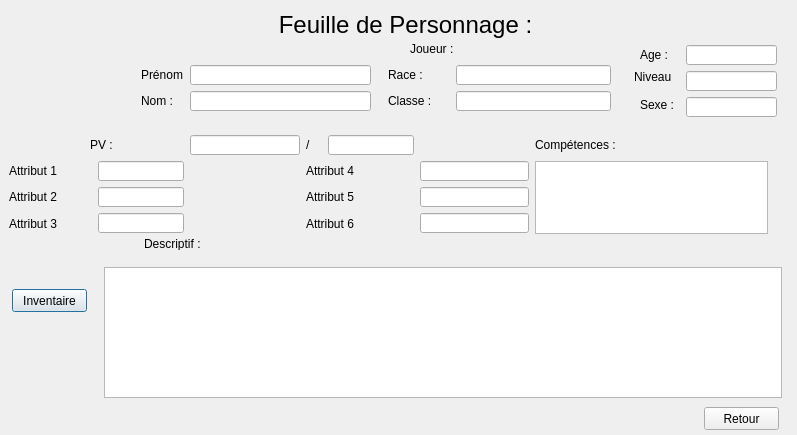
This is fenetre/formModifierPersonnage.ui in helarion/Application-JDR as Qt 5 draws it before an edit. The edited form follows.
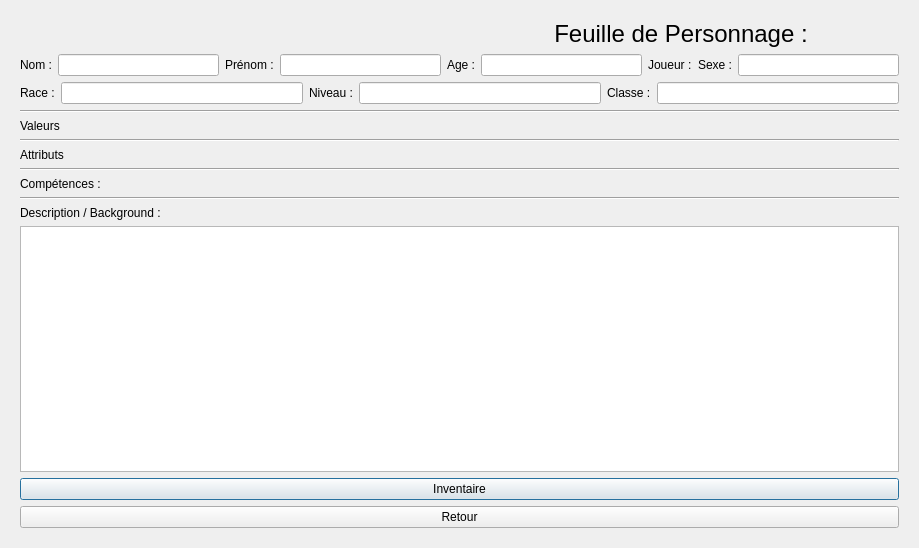
This is the edited form. The open tabs and pages were chosen to show the change.

Patch:
```diff
--- a/fenetre/formModifierPersonnage.ui
+++ b/fenetre/formModifierPersonnage.ui
@@ -6,506 +6,228 @@
    <rect>
     <x>0</x>
     <y>0</y>
-    <width>797</width>
-    <height>435</height>
+    <width>919</width>
+    <height>548</height>
    </rect>
   </property>
   <property name="windowTitle">
    <string>Dialog</string>
   </property>
+  <layout class="QVBoxLayout" name="verticalLayout_3">
+   <item>
   <widget class="QStackedWidget" name="stackedWidget">
-   <property name="geometry">
-    <rect>
-     <x>-1</x>
-     <y>-1</y>
-     <width>791</width>
-     <height>431</height>
-    </rect>
-   </property>
    <property name="currentIndex">
     <number>1</number>
    </property>
    <widget class="QWidget" name="FeuillePersonnage">
-    <widget class="QPushButton" name="InventaireButton">
-     <property name="geometry">
-      <rect>
-       <x>13</x>
-       <y>290</y>
-       <width>75</width>
-       <height>23</height>
-      </rect>
-     </property>
-     <property name="text">
-      <string>Inventaire</string>
-     </property>
-    </widget>
-    <widget class="QLabel" name="Attribut_1Label">
-     <property name="geometry">
-      <rect>
-       <x>10</x>
-       <y>162</y>
-       <width>83</width>
-       <height>20</height>
-      </rect>
-     </property>
-     <property name="text">
-      <string>Attribut 1</string>
-     </property>
-    </widget>
-    <widget class="QLabel" name="label">
-     <property name="geometry">
-      <rect>
-       <x>231</x>
-       <y>10</y>
-       <width>351</width>
-       <height>31</height>
-      </rect>
-     </property>
-     <property name="font">
-      <font>
-       <pointsize>18</pointsize>
-      </font>
-     </property>
-     <property name="text">
-      <string>Feuille de Personnage :</string>
-     </property>
-     <property name="alignment">
-      <set>Qt::AlignCenter</set>
-     </property>
-    </widget>
-    <widget class="QLabel" name="label_22">
-     <property name="geometry">
-      <rect>
-       <x>389</x>
-       <y>66</y>
-       <width>62</width>
-       <height>20</height>
-      </rect>
-     </property>
-     <property name="text">
-      <string>Race :</string>
-     </property>
-    </widget>
-    <widget class="QLabel" name="label_24">
-     <property name="geometry">
-      <rect>
-       <x>10</x>
-       <y>117</y>
-       <width>759</width>
-       <height>13</height>
-      </rect>
-     </property>
-     <property name="text">
-      <string>______________________________________________________________________________</string>
-     </property>
-     <property name="alignment">
-      <set>Qt::AlignCenter</set>
-     </property>
-    </widget>
-    <widget class="QListWidget" name="CompetenceList">
-     <property name="geometry">
-      <rect>
-       <x>536</x>
-       <y>162</y>
-       <width>233</width>
-       <height>73</height>
-      </rect>
-     </property>
-    </widget>
-    <widget class="QLineEdit" name="PVmaxEdit">
-     <property name="geometry">
-      <rect>
-       <x>329</x>
-       <y>136</y>
-       <width>86</width>
-       <height>20</height>
-      </rect>
-     </property>
-    </widget>
-    <widget class="QLineEdit" name="Attribut_4Edit">
-     <property name="geometry">
-      <rect>
-       <x>421</x>
-       <y>162</y>
-       <width>109</width>
-       <height>20</height>
-      </rect>
-     </property>
-    </widget>
-    <widget class="QLabel" name="Attribut_4Label">
-     <property name="geometry">
-      <rect>
-       <x>307</x>
-       <y>162</y>
-       <width>108</width>
-       <height>20</height>
-      </rect>
-     </property>
-     <property name="text">
-      <string>Attribut 4</string>
-     </property>
-    </widget>
-    <widget class="QLabel" name="SanteLabel">
-     <property name="geometry">
-      <rect>
-       <x>91</x>
-       <y>136</y>
-       <width>94</width>
-       <height>20</height>
-      </rect>
-     </property>
-     <property name="text">
-      <string>PV :</string>
-     </property>
-    </widget>
-    <widget class="QLabel" name="label_16">
-     <property name="geometry">
-      <rect>
-       <x>307</x>
-       <y>136</y>
-       <width>16</width>
-       <height>20</height>
-      </rect>
-     </property>
-     <property name="text">
-      <string>/</string>
-     </property>
-    </widget>
+      <layout class="QVBoxLayout" name="verticalLayout">
+       <item>
+        <layout class="QHBoxLayout" name="horizontalLayout">
+         <item>
     <widget class="QLabel" name="ImagePerosnnageLabel">
-     <property name="geometry">
-      <rect>
-       <x>15</x>
-       <y>18</y>
-       <width>111</width>
-       <height>111</height>
-      </rect>
-     </property>
      <property name="text">
       <string/>
      </property>
     </widget>
-    <widget class="QLineEdit" name="ClasseEdit">
-     <property name="geometry">
-      <rect>
-       <x>457</x>
-       <y>92</y>
-       <width>155</width>
-       <height>20</height>
-      </rect>
-     </property>
-    </widget>
-    <widget class="QLineEdit" name="Attribut_2Edit">
-     <property name="geometry">
-      <rect>
-       <x>99</x>
-       <y>188</y>
-       <width>86</width>
-       <height>20</height>
-      </rect>
-     </property>
-    </widget>
+         </item>
+         <item>
+          <widget class="QLabel" name="label">
+           <property name="font">
+            <font>
+             <pointsize>18</pointsize>
+            </font>
+           </property>
+           <property name="text">
+            <string>Feuille de Personnage :</string>
+           </property>
+           <property name="alignment">
+            <set>Qt::AlignCenter</set>
+           </property>
+          </widget>
+         </item>
+        </layout>
+       </item>
+       <item>
+        <layout class="QHBoxLayout" name="information1Layout">
+         <property name="topMargin">
+          <number>0</number>
+         </property>
+         <item>
     <widget class="QLabel" name="label_12">
-     <property name="geometry">
-      <rect>
-       <x>142</x>
-       <y>92</y>
-       <width>43</width>
-       <height>20</height>
-      </rect>
-     </property>
      <property name="text">
       <string>Nom :</string>
      </property>
     </widget>
-    <widget class="QLineEdit" name="PrenomPersonnageEdit">
-     <property name="geometry">
-      <rect>
-       <x>191</x>
-       <y>66</y>
-       <width>181</width>
-       <height>20</height>
-      </rect>
-     </property>
-    </widget>
-    <widget class="QLabel" name="Attribut_2Label">
-     <property name="geometry">
-      <rect>
-       <x>10</x>
-       <y>188</y>
-       <width>75</width>
-       <height>20</height>
-      </rect>
-     </property>
+         </item>
+         <item>
+          <widget class="QLineEdit" name="NomEdit"/>
+         </item>
+         <item>
+          <widget class="QLabel" name="label_9">
      <property name="text">
-      <string>Attribut 2 </string>
-     </property>
-    </widget>
-    <widget class="QLabel" name="label_8">
-     <property name="geometry">
-      <rect>
-       <x>389</x>
-       <y>92</y>
-       <width>62</width>
-       <height>20</height>
-      </rect>
-     </property>
+            <string>Prénom :</string>
+           </property>
+          </widget>
+         </item>
+         <item>
+          <widget class="QLineEdit" name="PrenomPersonnageEdit"/>
+         </item>
+         <item>
+          <widget class="QLabel" name="label_23">
      <property name="text">
-      <string>Classe :</string>
-     </property>
-    </widget>
-    <widget class="QLineEdit" name="PVactuelEdit">
-     <property name="geometry">
-      <rect>
-       <x>191</x>
-       <y>136</y>
-       <width>110</width>
-       <height>20</height>
-      </rect>
-     </property>
-    </widget>
-    <widget class="QLineEdit" name="Attribut_3Edit">
-     <property name="geometry">
-      <rect>
-       <x>99</x>
-       <y>214</y>
-       <width>86</width>
-       <height>20</height>
-      </rect>
-     </property>
-    </widget>
+            <string>Age :</string>
+           </property>
+          </widget>
+         </item>
+         <item>
+          <widget class="QLineEdit" name="AgeEdit"/>
+         </item>
+         <item>
     <widget class="QLabel" name="label_7">
-     <property name="geometry">
-      <rect>
-       <x>411</x>
-       <y>40</y>
-       <width>201</width>
-       <height>20</height>
-      </rect>
-     </property>
      <property name="text">
       <string>Joueur :</string>
      </property>
     </widget>
-    <widget class="QLabel" name="label_19">
-     <property name="geometry">
-      <rect>
-       <x>145</x>
-       <y>238</y>
-       <width>155</width>
-       <height>13</height>
-      </rect>
-     </property>
-     <property name="text">
-      <string>Descriptif :</string>
-     </property>
-    </widget>
-    <widget class="QLabel" name="label_20">
-     <property name="geometry">
-      <rect>
-       <x>635</x>
-       <y>68</y>
-       <width>40</width>
-       <height>20</height>
-      </rect>
-     </property>
-     <property name="text">
-      <string>Niveau :</string>
-     </property>
-    </widget>
+         </item>
+         <item>
     <widget class="QLabel" name="label_18">
-     <property name="geometry">
-      <rect>
-       <x>641</x>
-       <y>96</y>
-       <width>40</width>
-       <height>20</height>
-      </rect>
-     </property>
      <property name="text">
       <string>Sexe :</string>
      </property>
     </widget>
+         </item>
+         <item>
+          <widget class="QLineEdit" name="SexeEdit"/>
+         </item>
+        </layout>
+       </item>
+       <item>
+        <layout class="QHBoxLayout" name="information2Layout">
+         <property name="topMargin">
+          <number>0</number>
+         </property>
+         <item>
+          <widget class="QLabel" name="label_22">
+           <property name="text">
+            <string>Race :</string>
+           </property>
+          </widget>
+         </item>
+         <item>
+          <widget class="QLineEdit" name="RaceEdit"/>
+         </item>
+         <item>
+          <widget class="QLabel" name="label_20">
+           <property name="text">
+            <string>Niveau :</string>
+           </property>
+          </widget>
+         </item>
+         <item>
+          <widget class="QLineEdit" name="NiveauEdit"/>
+         </item>
+         <item>
+          <widget class="QLabel" name="label_8">
+           <property name="text">
+            <string>Classe :</string>
+           </property>
+          </widget>
+         </item>
+         <item>
+          <widget class="QLineEdit" name="ClasseEdit"/>
+         </item>
+        </layout>
+       </item>
+       <item>
+        <widget class="Line" name="line_2">
+         <property name="orientation">
+          <enum>Qt::Horizontal</enum>
+         </property>
+        </widget>
+       </item>
+       <item>
+        <widget class="QLabel" name="label_19">
+         <property name="text">
+          <string>Valeurs</string>
+         </property>
+        </widget>
+       </item>
+       <item>
+        <layout class="QHBoxLayout" name="valeurLayout"/>
+       </item>
+       <item>
+        <widget class="Line" name="line">
+         <property name="orientation">
+          <enum>Qt::Horizontal</enum>
+         </property>
+        </widget>
+       </item>
+       <item>
+        <widget class="QLabel" name="label_24">
+         <property name="text">
+          <string>Attributs</string>
+         </property>
+        </widget>
+       </item>
+       <item>
+        <layout class="QHBoxLayout" name="attributLayout"/>
+       </item>
+       <item>
+        <widget class="Line" name="line_3">
+         <property name="orientation">
+          <enum>Qt::Horizontal</enum>
+         </property>
+        </widget>
+       </item>
+       <item>
     <widget class="QLabel" name="label_11">
-     <property name="geometry">
-      <rect>
-       <x>536</x>
-       <y>136</y>
-       <width>233</width>
-       <height>20</height>
-      </rect>
-     </property>
      <property name="text">
       <string>Compétences :</string>
      </property>
     </widget>
-    <widget class="QLabel" name="Attribut_3Label">
-     <property name="geometry">
-      <rect>
-       <x>10</x>
-       <y>214</y>
-       <width>75</width>
-       <height>21</height>
-      </rect>
-     </property>
+       </item>
+       <item>
+        <layout class="QHBoxLayout" name="competenceLayout"/>
+       </item>
+       <item>
+        <widget class="Line" name="line_4">
+         <property name="orientation">
+          <enum>Qt::Horizontal</enum>
+         </property>
+        </widget>
+       </item>
+       <item>
+        <layout class="QVBoxLayout" name="verticalLayout_2">
+         <property name="topMargin">
+          <number>0</number>
+         </property>
+         <item>
+          <widget class="QLabel" name="label_16">
      <property name="text">
-      <string>Attribut 3</string>
-     </property>
-    </widget>
-    <widget class="QTextEdit" name="DescriptifEdit">
-     <property name="geometry">
-      <rect>
-       <x>105</x>
-       <y>268</y>
-       <width>678</width>
-       <height>131</height>
-      </rect>
-     </property>
-    </widget>
-    <widget class="QLineEdit" name="RaceEdit">
-     <property name="geometry">
-      <rect>
-       <x>457</x>
-       <y>66</y>
-       <width>155</width>
-       <height>20</height>
-      </rect>
-     </property>
-    </widget>
+            <string>Description / Background :</string>
+           </property>
+          </widget>
+         </item>
+         <item>
+          <widget class="QTextEdit" name="descirptionEdit"/>
+         </item>
+        </layout>
+       </item>
+       <item>
+        <widget class="QPushButton" name="InventaireButton">
+         <property name="text">
+          <string>Inventaire</string>
+         </property>
+        </widget>
+       </item>
+       <item>
     <widget class="QPushButton" name="retourButton">
-     <property name="geometry">
-      <rect>
-       <x>705</x>
-       <y>408</y>
-       <width>75</width>
-       <height>23</height>
-      </rect>
-     </property>
      <property name="text">
       <string>Retour</string>
      </property>
     </widget>
-    <widget class="QLineEdit" name="NomEdit">
-     <property name="geometry">
-      <rect>
-       <x>191</x>
-       <y>92</y>
-       <width>181</width>
-       <height>20</height>
-      </rect>
-     </property>
-    </widget>
-    <widget class="QLineEdit" name="Attribut_6Edit">
-     <property name="geometry">
-      <rect>
-       <x>421</x>
-       <y>214</y>
-       <width>109</width>
-       <height>20</height>
-      </rect>
-     </property>
-    </widget>
-    <widget class="QLineEdit" name="Attribut_5Edit">
-     <property name="geometry">
-      <rect>
-       <x>421</x>
-       <y>188</y>
-       <width>109</width>
-       <height>20</height>
-      </rect>
-     </property>
-    </widget>
-    <widget class="QLineEdit" name="AgeEdit">
-     <property name="geometry">
-      <rect>
-       <x>687</x>
-       <y>46</y>
-       <width>91</width>
-       <height>20</height>
-      </rect>
-     </property>
-    </widget>
-    <widget class="QLineEdit" name="Attribut_1Edit">
-     <property name="geometry">
-      <rect>
-       <x>99</x>
-       <y>162</y>
-       <width>86</width>
-       <height>20</height>
-      </rect>
-     </property>
-    </widget>
-    <widget class="QLabel" name="label_9">
-     <property name="geometry">
-      <rect>
-       <x>142</x>
-       <y>66</y>
-       <width>43</width>
-       <height>20</height>
-      </rect>
-     </property>
-     <property name="text">
-      <string>Prénom :</string>
-     </property>
-    </widget>
-    <widget class="QLabel" name="Attribut_6Label">
-     <property name="geometry">
-      <rect>
-       <x>307</x>
-       <y>214</y>
-       <width>108</width>
-       <height>21</height>
-      </rect>
-     </property>
-     <property name="text">
-      <string>Attribut 6</string>
-     </property>
-    </widget>
-    <widget class="QLabel" name="label_23">
-     <property name="geometry">
-      <rect>
-       <x>641</x>
-       <y>46</y>
-       <width>40</width>
-       <height>20</height>
-      </rect>
-     </property>
-     <property name="text">
-      <string>Age :</string>
-     </property>
-    </widget>
-    <widget class="QLabel" name="Attribut_5Label">
-     <property name="geometry">
-      <rect>
-       <x>307</x>
-       <y>188</y>
-       <width>108</width>
-       <height>20</height>
-      </rect>
-     </property>
-     <property name="text">
-      <string>Attribut 5</string>
-     </property>
-    </widget>
-    <widget class="QLineEdit" name="SexeEdit">
-     <property name="geometry">
-      <rect>
-       <x>687</x>
-       <y>98</y>
-       <width>91</width>
-       <height>20</height>
-      </rect>
-     </property>
-    </widget>
-    <widget class="QLineEdit" name="NiveauEdit">
-     <property name="geometry">
-      <rect>
-       <x>687</x>
-       <y>72</y>
-       <width>91</width>
-       <height>20</height>
-      </rect>
-     </property>
-    </widget>
+       </item>
+      </layout>
    </widget>
    <widget class="QWidget" name="Inventaire">
     <widget class="QLabel" name="label_2">
@@ -853,6 +575,8 @@
     </widget>
    </widget>
   </widget>
+   </item>
+  </layout>
  </widget>
  <resources/>
  <connections/>
```
Left out of the diff: 2 changed lines with no effect on the pictures. Lines whose indentation alone changed are shown as unchanged.
